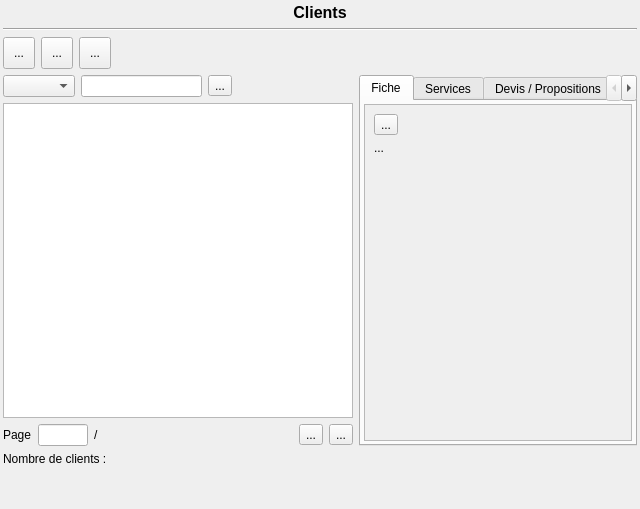
Above: src/customerView.ui from cfdev/mcercle before the change. Below: the same form after it.
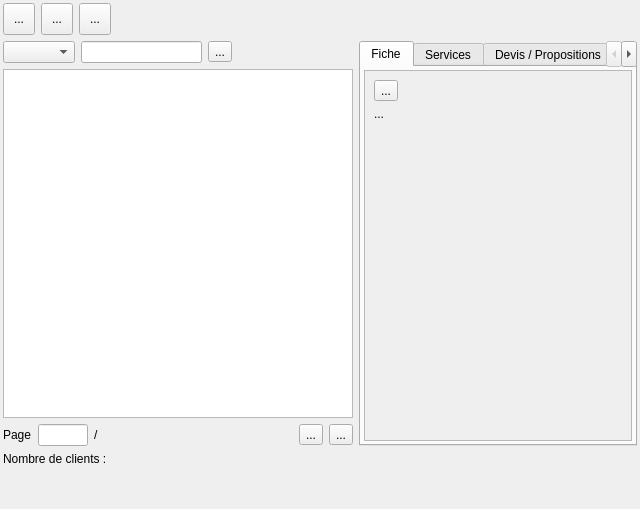
That is the form after the change. The open tabs and pages were chosen to show the change. Icons and pictures are not drawn.

Commit message: Utilisation de la class ItemOfTable et suppression des titres pour maximizer la taille sur les petits écrans

```diff
--- a/src/customerView.ui
+++ b/src/customerView.ui
@@ -25,33 +25,6 @@
      <property name="spacing">
       <number>6</number>
      </property>
-     <item>
-      <widget class="QLabel" name="labelTitle">
-       <property name="font">
-        <font>
-         <pointsize>12</pointsize>
-         <weight>75</weight>
-         <bold>true</bold>
-        </font>
-       </property>
-       <property name="text">
-        <string>Clients</string>
-       </property>
-       <property name="alignment">
-        <set>Qt::AlignCenter</set>
-       </property>
-       <property name="margin">
-        <number>5</number>
-       </property>
-      </widget>
-     </item>
-     <item>
-      <widget class="Line" name="line">
-       <property name="orientation">
-        <enum>Qt::Horizontal</enum>
-       </property>
-      </widget>
-     </item>
      <item>
       <layout class="QHBoxLayout" name="horizontalLayout_4" stretch="0,0,0,0">
        <property name="sizeConstraint">
@@ -358,7 +331,7 @@
                   <x>0</x>
                   <y>0</y>
                   <width>256</width>
-                  <height>299</height>
+                  <height>346</height>
                  </rect>
                 </property>
                 <layout class="QVBoxLayout" name="verticalLayout_9">
```
The commit also changes 13 other files.
